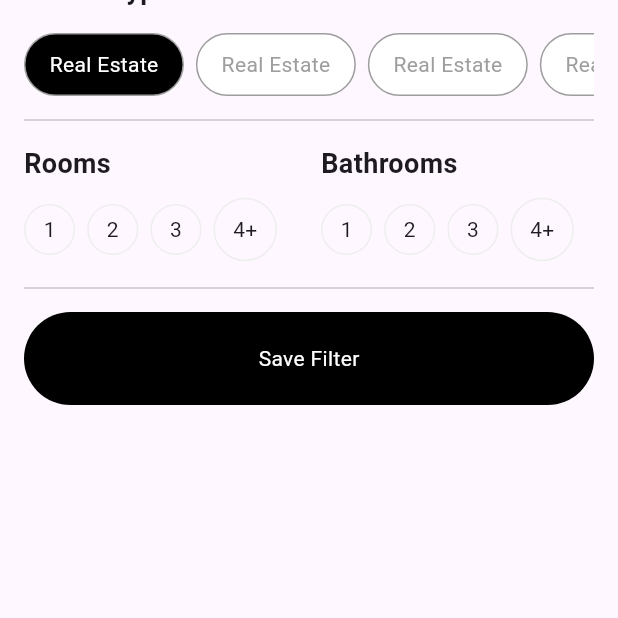
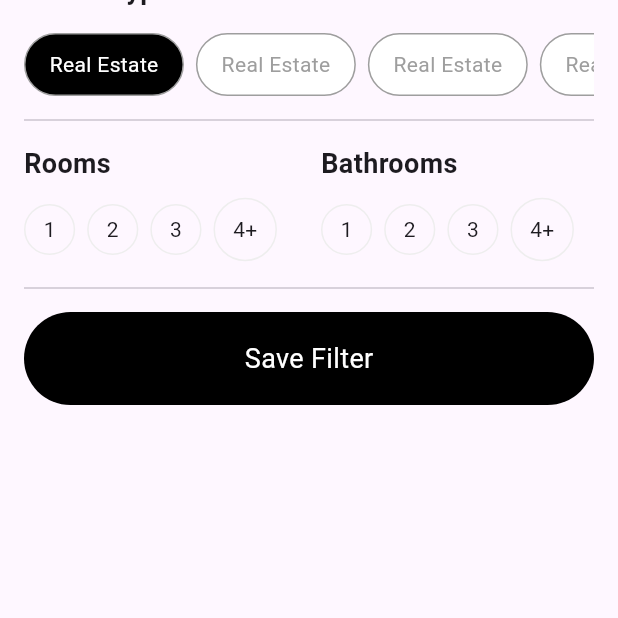
Before and after one commit to JAICHANGPARK/flutter_notebook_chapter_34, a Flutter app: the RealEstateFilterPage screen opened directly, on a phone screen of 412 x 824 dp, the part 618-1236 px from its top. Run offline on Flutter 3.47's test engine with Material 3 defaults, Android fonts, the phone set to English and light mode, and no system bars; our stand-ins replace gap, google_fonts, ionicons.

Commit message:
Update real_estate_filter_page.dart

```diff
--- a/lib/ep1724_real_estate_app/views/real_estate_filter_page.dart
+++ b/lib/ep1724_real_estate_app/views/real_estate_filter_page.dart
@@ -331,6 +331,7 @@ class _RealEstateFilterPageState extends State<RealEstateFilterPage> {
                     "Save Filter",
                     style: TextStyle(
                       color: Colors.white,
+                      fontSize: 18
                     ),
                   ),
                 ),
```
